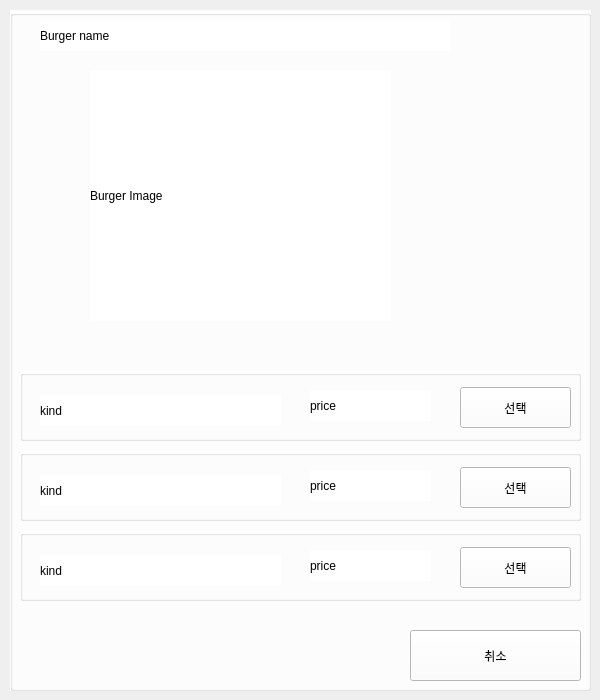
First picture: the form in KIOSKK/McD/detailwindow.ui, repository horoyoii/KIOSK, before the edit.
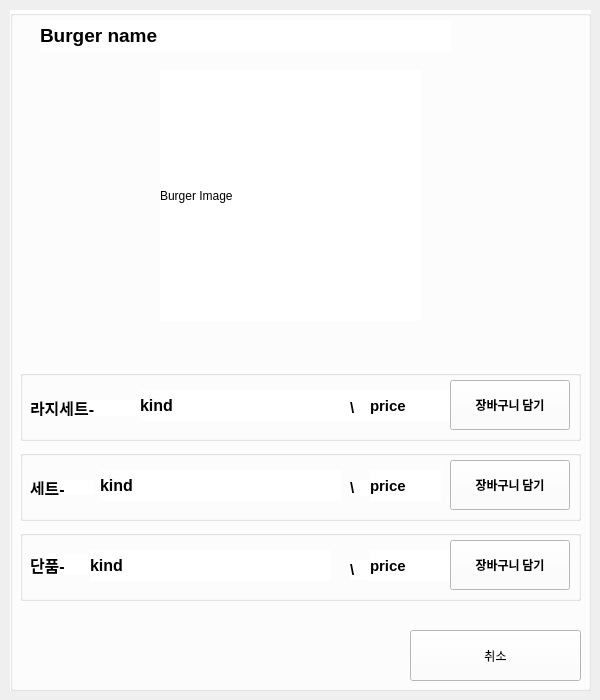
Second picture: the form after the edit.

What changed in the file:
```diff
--- a/KIOSKK/McD/detailwindow.ui
+++ b/KIOSKK/McD/detailwindow.ui
@@ -44,9 +44,9 @@
    <widget class="QLabel" name="image">
     <property name="geometry">
      <rect>
-      <x>80</x>
+      <x>150</x>
       <y>60</y>
-      <width>301</width>
+      <width>261</width>
       <height>251</height>
      </rect>
     </property>
@@ -63,6 +63,13 @@
       <height>31</height>
      </rect>
     </property>
+    <property name="font">
+     <font>
+      <pointsize>14</pointsize>
+      <weight>75</weight>
+      <bold>true</bold>
+     </font>
+    </property>
     <property name="text">
      <string>Burger name</string>
     </property>
@@ -79,43 +86,110 @@
     <property name="title">
      <string/>
     </property>
-    <widget class="QLabel" name="label_3">
+    <widget class="QLabel" name="large_text">
      <property name="geometry">
       <rect>
-       <x>20</x>
-       <y>25</y>
+       <x>120</x>
+       <y>20</y>
        <width>241</width>
        <height>31</height>
       </rect>
      </property>
+     <property name="font">
+      <font>
+       <pointsize>12</pointsize>
+       <weight>75</weight>
+       <bold>true</bold>
+      </font>
+     </property>
      <property name="text">
       <string>kind</string>
      </property>
     </widget>
+    <widget class="QLabel" name="Larger_price">
+     <property name="geometry">
+      <rect>
+       <x>350</x>
+       <y>20</y>
+       <width>81</width>
+       <height>31</height>
+      </rect>
+     </property>
+     <property name="font">
+      <font>
+       <pointsize>11</pointsize>
+       <weight>75</weight>
+       <bold>true</bold>
+      </font>
+     </property>
+     <property name="text">
+      <string>price</string>
+     </property>
+    </widget>
+    <widget class="QPushButton" name="btn_larger">
+     <property name="geometry">
+      <rect>
+       <x>430</x>
+       <y>10</y>
+       <width>120</width>
+       <height>50</height>
+      </rect>
+     </property>
+     <property name="font">
+      <font>
+       <family>Arial Black</family>
+       <weight>75</weight>
+       <bold>true</bold>
+      </font>
+     </property>
+     <property name="text">
+      <string>장바구니 담기</string>
+     </property>
+     <property name="iconSize">
+      <size>
+       <width>140</width>
+       <height>70</height>
+      </size>
+     </property>
+    </widget>
+    <widget class="QLabel" name="label">
+     <property name="geometry">
+      <rect>
+       <x>10</x>
+       <y>30</y>
+       <width>111</width>
+       <height>16</height>
+      </rect>
+     </property>
+     <property name="font">
+      <font>
+       <pointsize>12</pointsize>
+       <weight>75</weight>
+       <bold>true</bold>
+      </font>
+     </property>
+     <property name="text">
+      <string>라지세트-</string>
+     </property>
+    </widget>
     <widget class="QLabel" name="label_4">
      <property name="geometry">
       <rect>
-       <x>290</x>
-       <y>20</y>
-       <width>121</width>
-       <height>31</height>
+       <x>330</x>
+       <y>30</y>
+       <width>21</width>
+       <height>16</height>
       </rect>
      </property>
-     <property name="text">
-      <string>price</string>
+     <property name="font">
+      <font>
+       <pointsize>11</pointsize>
+       <weight>75</weight>
+       <bold>true</bold>
+      </font>
      </property>
-    </widget>
-    <widget class="QPushButton" name="pushButton">
-     <property name="geometry">
-      <rect>
-       <x>440</x>
-       <y>17</y>
-       <width>111</width>
-       <height>41</height>
-      </rect>
-     </property>
      <property name="text">
-      <string>선택</string>
+      <string>\</string>
      </property>
     </widget>
    </widget>
@@ -131,43 +205,104 @@
     <property name="title">
      <string/>
     </property>
+    <widget class="QLabel" name="normal_text">
+     <property name="geometry">
+      <rect>
+       <x>80</x>
+       <y>20</y>
+       <width>241</width>
+       <height>31</height>
+      </rect>
+     </property>
+     <property name="font">
+      <font>
+       <pointsize>12</pointsize>
+       <weight>75</weight>
+       <bold>true</bold>
+      </font>
+     </property>
+     <property name="text">
+      <string>kind</string>
+     </property>
+    </widget>
+    <widget class="QLabel" name="Normal_price">
+     <property name="geometry">
+      <rect>
+       <x>350</x>
+       <y>20</y>
+       <width>71</width>
+       <height>31</height>
+      </rect>
+     </property>
+     <property name="font">
+      <font>
+       <pointsize>11</pointsize>
+       <weight>75</weight>
+       <bold>true</bold>
+      </font>
+     </property>
+     <property name="text">
+      <string>price</string>
+     </property>
+    </widget>
+    <widget class="QPushButton" name="btn_normal">
+     <property name="geometry">
+      <rect>
+       <x>430</x>
+       <y>10</y>
+       <width>120</width>
+       <height>50</height>
+      </rect>
+     </property>
+     <property name="font">
+      <font>
+       <family>Arial Black</family>
+       <weight>75</weight>
+       <bold>true</bold>
+      </font>
+     </property>
+     <property name="text">
+      <string>장바구니 담기</string>
+     </property>
+    </widget>
+    <widget class="QLabel" name="label_2">
+     <property name="geometry">
+      <rect>
+       <x>10</x>
+       <y>30</y>
+       <width>64</width>
+       <height>15</height>
+      </rect>
+     </property>
+     <property name="font">
+      <font>
+       <pointsize>12</pointsize>
+       <weight>75</weight>
+       <bold>true</bold>
+      </font>
+     </property>
+     <property name="text">
+      <string>세트-</string>
+     </property>
+    </widget>
     <widget class="QLabel" name="label_5">
      <property name="geometry">
       <rect>
-       <x>20</x>
-       <y>25</y>
-       <width>241</width>
-       <height>31</height>
+       <x>330</x>
+       <y>30</y>
+       <width>21</width>
+       <height>16</height>
       </rect>
      </property>
-     <property name="text">
-      <string>kind</string>
+     <property name="font">
+      <font>
+       <pointsize>11</pointsize>
+       <weight>75</weight>
+       <bold>true</bold>
+      </font>
      </property>
-    </widget>
-    <widget class="QLabel" name="label_6">
-     <property name="geometry">
-      <rect>
-       <x>290</x>
-       <y>20</y>
-       <width>121</width>
-       <height>31</height>
-      </rect>
-     </property>
      <property name="text">
-      <string>price</string>
-     </property>
-    </widget>
-    <widget class="QPushButton" name="pushButton_2">
-     <property name="geometry">
-      <rect>
-       <x>440</x>
-       <y>17</y>
-       <width>111</width>
-       <height>41</height>
-      </rect>
-     </property>
-     <property name="text">
-      <string>선택</string>
+      <string>\</string>
      </property>
     </widget>
    </widget>
@@ -186,12 +321,19 @@
     <widget class="QLabel" name="label_7">
      <property name="geometry">
       <rect>
-       <x>20</x>
-       <y>25</y>
+       <x>70</x>
+       <y>20</y>
        <width>241</width>
        <height>31</height>
       </rect>
      </property>
+     <property name="font">
+      <font>
+       <pointsize>12</pointsize>
+       <weight>75</weight>
+       <bold>true</bold>
+      </font>
+     </property>
      <property name="text">
       <string>kind</string>
      </property>
@@ -199,12 +341,19 @@
     <widget class="QLabel" name="label_8">
      <property name="geometry">
       <rect>
-       <x>290</x>
+       <x>350</x>
        <y>20</y>
-       <width>121</width>
+       <width>81</width>
        <height>31</height>
       </rect>
      </property>
+     <property name="font">
+      <font>
+       <pointsize>11</pointsize>
+       <weight>75</weight>
+       <bold>true</bold>
+      </font>
+     </property>
      <property name="text">
       <string>price</string>
      </property>
@@ -212,14 +361,67 @@
     <widget class="QPushButton" name="pushButton_3">
      <property name="geometry">
       <rect>
-       <x>440</x>
-       <y>17</y>
-       <width>111</width>
-       <height>41</height>
+       <x>430</x>
+       <y>10</y>
+       <width>120</width>
+       <height>50</height>
       </rect>
      </property>
+     <property name="font">
+      <font>
+       <family>Arial Black</family>
+       <weight>75</weight>
+       <bold>true</bold>
+      </font>
+     </property>
      <property name="text">
-      <string>선택</string>
+      <string>장바구니 담기</string>
+     </property>
+     <property name="iconSize">
+      <size>
+       <width>140</width>
+       <height>70</height>
+      </size>
+     </property>
+    </widget>
+    <widget class="QLabel" name="label_3">
+     <property name="geometry">
+      <rect>
+       <x>10</x>
+       <y>24</y>
+       <width>61</width>
+       <height>21</height>
+      </rect>
+     </property>
+     <property name="font">
+      <font>
+       <pointsize>12</pointsize>
+       <weight>75</weight>
+       <bold>true</bold>
+      </font>
+     </property>
+     <property name="text">
+      <string>단품-</string>
+     </property>
+    </widget>
+    <widget class="QLabel" name="label_6">
+     <property name="geometry">
+      <rect>
+       <x>330</x>
+       <y>30</y>
+       <width>20</width>
+       <height>20</height>
+      </rect>
+     </property>
+     <property name="font">
+      <font>
+       <pointsize>11</pointsize>
+       <weight>75</weight>
+       <bold>true</bold>
+      </font>
+     </property>
+     <property name="text">
+      <string>\</string>
      </property>
     </widget>
    </widget>
```
Left out of the diff: 6 changed lines with no effect on the pictures.
